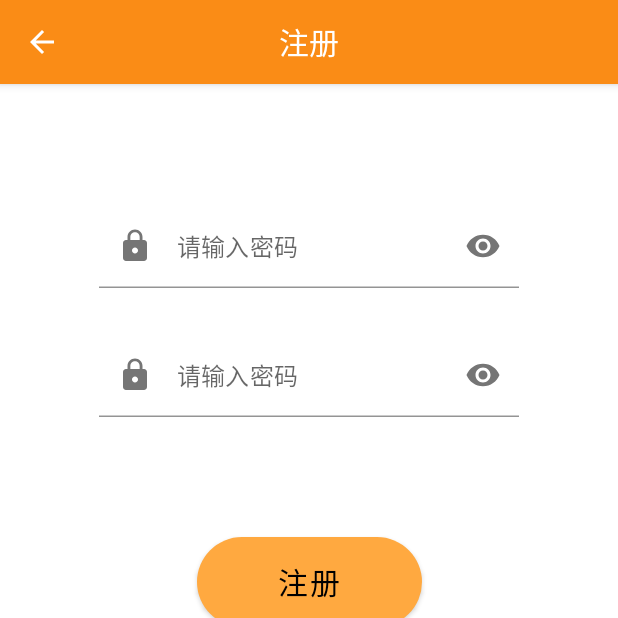
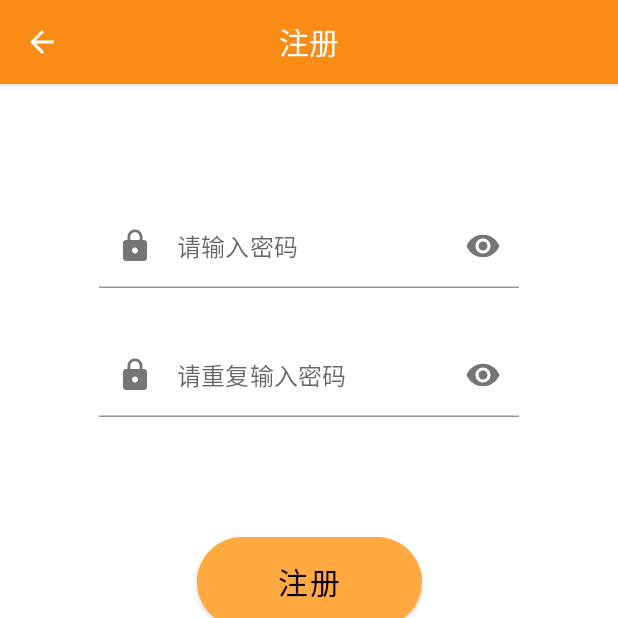
Before and after one commit to crepusculumx/TicketExtractionApp, an Android app built with Jetpack Compose: the RegisterActivity screen opened directly, with no data from a screen before it, after a tap on "下一步", on a phone screen of 412 x 824 dp, the top half of it. Run offline under Robolectric (Android 15) with nearby library versions, the phone set to English and light mode, and no system bars; our stand-ins replace accompanist; libraries missing offline, so code that uses them is left out: com.google.accompanist.navigation.

Commit message:
Under developing

```diff
--- a/app/build.gradle
+++ b/app/build.gradle
@@ -60,6 +60,7 @@ dependencies {
     implementation "com.google.accompanist:accompanist-navigation-animation:0.21.1-beta"
     implementation 'androidx.lifecycle:lifecycle-runtime-ktx:2.4.0'
     implementation 'androidx.activity:activity-compose:1.4.0'
+    implementation 'org.jetbrains.anko:anko-commons:0.10.8'
     testImplementation 'junit:junit:4.13.2'
     androidTestImplementation 'androidx.test.ext:junit:1.1.3'
     androidTestImplementation 'androidx.test.espresso:espresso-core:3.4.0'
--- a/app/src/main/java/edu/bupt/ticketextraction/main/MainActivity.kt
+++ b/app/src/main/java/edu/bupt/ticketextraction/main/MainActivity.kt
@@ -7,7 +7,6 @@
  */
 package edu.bupt.ticketextraction.main
 
-import android.content.Intent
 import android.os.Bundle
 import androidx.activity.ComponentActivity
 import androidx.activity.compose.setContent
@@ -35,14 +34,14 @@ import edu.bupt.ticketextraction.ui.compose.ActivityBody
 import edu.bupt.ticketextraction.ui.compose.TopBarText
 import edu.bupt.ticketextraction.ui.compose.changeTheme
 import edu.bupt.ticketextraction.ui.compose.isInDarkTheme
+import org.jetbrains.anko.startActivity
 
 /**
  * APP根Activity
  */
 class MainActivity : ComponentActivity() {
     fun jumpFromMainToLogin() {
-        val intent = Intent(this, LoginActivity::class.java)
-        startActivity(intent)
+        startActivity<LoginActivity>()
     }
 
     @ExperimentalFoundationApi
--- a/app/src/main/java/edu/bupt/ticketextraction/settings/RegisterActivity.kt
+++ b/app/src/main/java/edu/bupt/ticketextraction/settings/RegisterActivity.kt
@@ -29,10 +29,48 @@ import com.google.accompanist.navigation.animation.rememberAnimatedNavController
 import edu.bupt.ticketextraction.ui.compose.*
 
 /**
- * 本Activity用于处理用户注册，包括两个页面，
- * 一个页面输入手机号和验证码，另一个输入密码和重复输入密码
+ * 本Activity用于处理用户注册和找回密码，包括两个页面，
+ * 第一页输入手机号和验证码，第二页输入密码和重复输入密码
  */
 class RegisterActivity : ComponentActivity() {
+    companion object {
+        /**
+         * 当前是否是注册
+         * true注册 false找回密码
+         */
+        var isRegister = true
+    }
+
+    /**
+     * TopBar的标题名，由是否是注册决定
+     */
+    private val title: String
+
+    /**
+     * password和rePassword的placeholder字符串中是否含有“新”，
+     * 由是否是注册决定
+     */
+    private val placeholderInsert: String
+
+    /**
+     * 第二页提交账号和密码的按钮的文本
+     */
+    private val buttonText: String
+
+    init {
+        if (isRegister) {
+            // 本Activity作为注册使用时
+            title = "注册"
+            placeholderInsert = ""
+            buttonText = "注册"
+        } else {
+            // 本Activity作为找回密码使用时
+            title = "找回密码"
+            placeholderInsert = "新"
+            buttonText = "修改"
+        }
+    }
+
     /**
      * 注册一共有两个页面，一个是输入手机号和验证码，
      * 另一个是输入密码和重复密码，当为true时在第一个页面，
@@ -65,7 +103,7 @@ class RegisterActivity : ComponentActivity() {
                 var isFirstButton by remember { isFirstButton }
                 val navController = rememberAnimatedNavController()
                 Scaffold(topBar = {
-                    TopBarWithTitleAndBack("注册") {
+                    TopBarWithTitleAndBack(title) {
                         // 当位于第一个页面时，结束Activity
                         if (isFirstButton) {
                             finish()
@@ -132,20 +170,20 @@ class RegisterActivity : ComponentActivity() {
                                     // 输入密码
                                     PasswordTextField(
                                         password = password,
-                                        onValueChange = { password = it },
+                                        placeholder = "请输入${placeholderInsert}密码",
                                         modifier = Modifier
                                             .align(Alignment.CenterHorizontally)
                                             .padding(bottom = 30.dp)
-                                    )
+                                    ) { password = it }
                                     // 重新输入密码
                                     PasswordTextField(
                                         password = rePassword,
-                                        onValueChange = { rePassword = it },
+                                        placeholder = "请重复输入${placeholderInsert}密码",
                                         modifier = Modifier.align(Alignment.CenterHorizontally)
-                                    )
+                                    ) { rePassword = it }
                                     // 注册，把参数传递一下
                                     RoundedCornerButton(
-                                        text = "注册", modifier = Modifier
+                                        text = buttonText, modifier = Modifier
                                             .align(Alignment.CenterHorizontally)
                                             .padding(top = 40.dp)
                                             .size(width = 150.dp, height = 100.dp)
--- a/app/src/main/java/edu/bupt/ticketextraction/ui/compose/ActivityBody.kt
+++ b/app/src/main/java/edu/bupt/ticketextraction/ui/compose/ActivityBody.kt
@@ -16,7 +16,7 @@ import edu.bupt.ticketextraction.ui.theme.TicketExtractionTheme
  * 根据当前主题设置颜色
  */
 @Composable
-fun ActivityBody(content: @Composable () -> Unit) {
+inline fun ActivityBody(crossinline content: @Composable () -> Unit) {
     // 获取当前主题
     val darkTheme = isInDarkTheme()
     TicketExtractionTheme(darkTheme = darkTheme) {
--- a/app/src/main/java/edu/bupt/ticketextraction/ui/compose/LoginTextField.kt
+++ b/app/src/main/java/edu/bupt/ticketextraction/ui/compose/LoginTextField.kt
@@ -28,14 +28,14 @@ import edu.bupt.ticketextraction.R
  * 输入账号的TextField
  *
  * @param phoneNumber 编辑框修改的文本
+ * @param modifier 用于让TextField居中，在单独的TextField中没有Modifier.align()
  * @param onValueChange 当输入服务更新文本时触发的回调，更新的文本作为回调的参数出现
- * @param modifier 用于让TextField居中，在单独的TextField中没有Modifier.align()
  */
 @Composable
 fun PhoneNumberTextField(
     phoneNumber: String,
+    modifier: Modifier,
     onValueChange: (String) -> Unit,
-    modifier: Modifier
 ) {
     // TODO: 2022/1/17 isError
     TextField(
@@ -65,14 +65,16 @@ fun PhoneNumberTextField(
  * 输入密码的TextField
  *
  * @param password 编辑框修改的文本
+ * @param placeholder 没有文本时显示的提示
+ * @param modifier 用于让TextField居中，在单独的TextField中没有Modifier.align()
  * @param onValueChange 当输入服务更新文本时触发的回调，更新的文本作为回调的参数出现
- * @param modifier 用于让TextField居中，在单独的TextField中没有Modifier.align()
  */
 @Composable
 fun PasswordTextField(
     password: String,
+    placeholder: String,
+    modifier: Modifier,
     onValueChange: (String) -> Unit,
-    modifier: Modifier
 ) {
     var passwordHidden by rememberSaveable { mutableStateOf(true) }
     TextField(
@@ -106,7 +108,7 @@ fun PasswordTextField(
         // 一行内展示
         singleLine = true,
         // 无输入时的提示文本
-        placeholder = { Text("请输入密码") },
+        placeholder = { Text(placeholder) },
         // 密码是否隐藏
         visualTransformation = if (passwordHidden)
             PasswordVisualTransformation()
```
Also changed, not shown: app/src/main/java/edu/bupt/ticketextraction/settings/LoginActivity.kt (+16 -9 lines).
